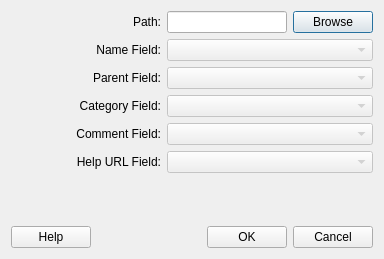
Old version of the form qt_ui/DialogCSVVocabularyImporter.ui in the repository FilmColors/VIAN.
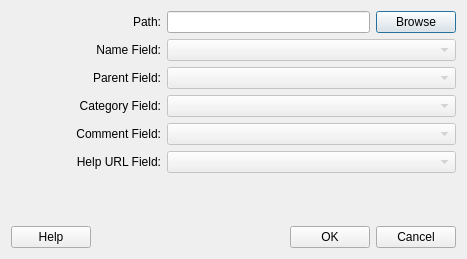
New version of the form.

Patch:
```diff
--- a/qt_ui/DialogCSVVocabularyImporter.ui
+++ b/qt_ui/DialogCSVVocabularyImporter.ui
@@ -6,7 +6,7 @@
    <rect>
     <x>0</x>
     <y>0</y>
-    <width>384</width>
+    <width>467</width>
     <height>259</height>
    </rect>
   </property>
```
